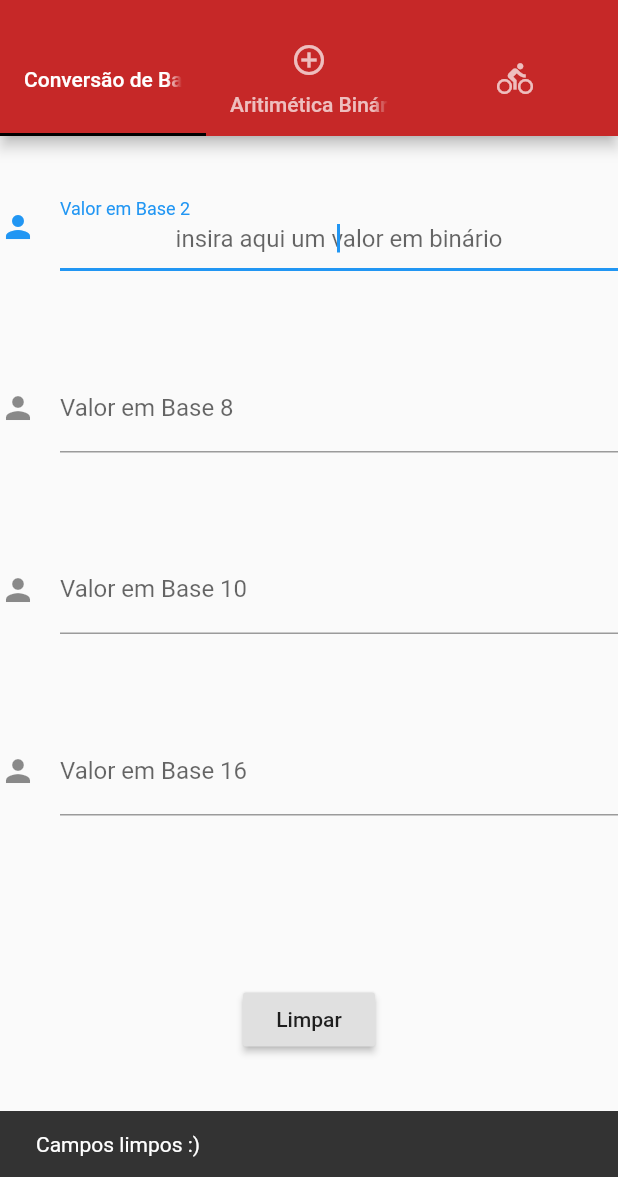
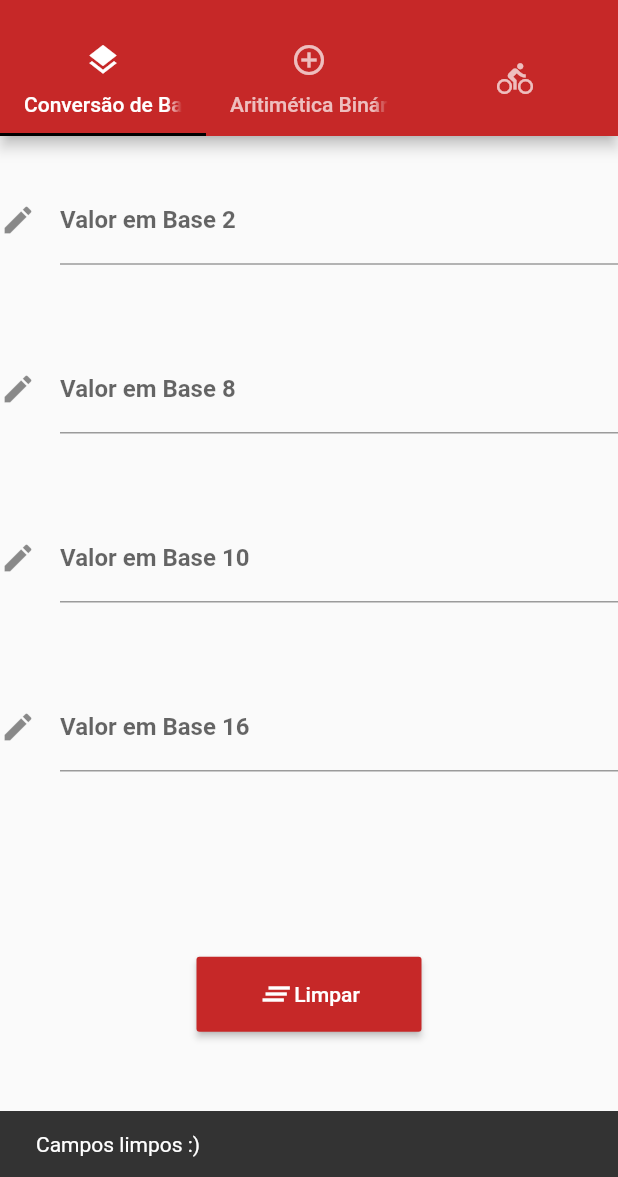
Before and after one commit to iuryteixeira/viu_calc, a Flutter app: the screen it shows after launch, after a tap on "Limpar", on a phone screen of 412 x 824 dp, the part 59-1236 px from its top. Run offline on Flutter 3.47's test engine with Material 2 defaults, Android fonts, the phone set to English and light mode, and no system bars.

Commit message:
convertion complete

```diff
--- a/lib/widgets/tab_base_conversion.dart
+++ b/lib/widgets/tab_base_conversion.dart
@@ -1,35 +1,66 @@
 import 'package:flutter/material.dart';
 
-class BaseConversionTab extends StatefulWidget {
+class TabBaseConversion extends StatefulWidget {
   @override
-  BaseConversionTabState createState() {
-    return BaseConversionTabState();
+  TabBaseConversionState createState() {
+    return TabBaseConversionState();
   }
 }
 
-class BaseConversionTabState extends State<BaseConversionTab> {
+class TabBaseConversionState extends State<TabBaseConversion> {
   final TextEditingController _binController = TextEditingController();
   final TextEditingController _octController = TextEditingController();
   final TextEditingController _decController = TextEditingController();
   final TextEditingController _hexController = TextEditingController();
 
   bool _binFieldIsValid = true;
+  bool _octFieldIsValid = true;
   bool _decFieldIsValid = true;
+  bool _hexFieldIsValid = true;
+
+  _clearAllFields() {
+    setState(() {
+      _binController.text = '';
+      _decController.text = '';
+      _octController.text = '';
+      _hexController.text = '';
+    });
+  }
 
   _executeByBase2(value) {
     if (value.toString().isNotEmpty) {
-      int binValue = int.tryParse(value, radix: 2);
-      int intValue = int.tryParse(value);
+      int decNumber = int.tryParse(value, radix: 2);
       setState(() {
-        _octController.text = intValue.toRadixString(8);
-        _decController.text = intValue.toRadixString(10);
-        _hexController.text = intValue.toRadixString(16);
-
+        _decController.text = decNumber.toString();
+        _octController.text = decNumber.toRadixString(8);
+        _hexController.text = decNumber.toRadixString(16).toUpperCase();
         _binFieldIsValid = true;
       });
     } else {
       setState(() {
+        _decController.text = '';
+        _octController.text = '';
+        _hexController.text = '';
         _binFieldIsValid = false;
+      });
+    }
+  }
+
+  _executeByBase8(value) {
+    if (value.toString().isNotEmpty) {
+      int decNumber = int.tryParse(value, radix: 8);
+      setState(() {
+        _binController.text = decNumber.toRadixString(2);
+        _decController.text = decNumber.toString();
+        _hexController.text = decNumber.toRadixString(16).toUpperCase();
+        _octFieldIsValid = true;
+      });
+    } else {
+      setState(() {
+        _decController.text = '';
+        _octController.text = '';
+        _hexController.text = '';
+        _octFieldIsValid = false;
       });
     }
   }
@@ -40,13 +71,34 @@ class BaseConversionTabState extends State<BaseConversionTab> {
       setState(() {
         _binController.text = intValue.toRadixString(2);
         _octController.text = intValue.toRadixString(8);
-        _hexController.text = intValue.toRadixString(16);
-
+        _hexController.text = intValue.toRadixString(16).toUpperCase();
         _decFieldIsValid = true;
       });
     } else {
       setState(() {
+        _binController.text = '';
+        _octController.text = '';
+        _hexController.text = '';
         _decFieldIsValid = false;
+      });
+    }
+  }
+
+  _executeByBase16(value) {
+    if (value.toString().isNotEmpty) {
+      int decNumber = int.tryParse(value, radix: 16);
+      setState(() {
+        _binController.text = decNumber.toRadixString(2);
+        _decController.text = decNumber.toString();
+        _octController.text = decNumber.toRadixString(8).toUpperCase();
+        _hexFieldIsValid = true;
+      });
+    } else {
+      setState(() {
+        _binController.text = '';
+        _decController.text = '';
+        _octController.text = '';
+        _hexFieldIsValid = false;
       });
     }
   }
@@ -58,69 +110,99 @@ class BaseConversionTabState extends State<BaseConversionTab> {
       mainAxisSize: MainAxisSize.max,
       children: <Widget>[
         TextField(
+          maxLines: 1,
           controller: _binController,
           textAlign: TextAlign.center,
+          style: TextStyle(
+            color: Theme.of(context).primaryColor,
+            fontWeight: FontWeight.bold,
+          ),
           decoration: InputDecoration(
-            icon: Icon(Icons.person),
+            icon: Icon(Icons.create),
             hintText: 'insira aqui um valor em binário',
             labelText: 'Valor em Base 2',
             errorText:
                 _binFieldIsValid ? null : 'Valor não é um binário válido',
           ),
-          autofocus: true,
           onChanged: (value) => _executeByBase2(value),
           keyboardType: TextInputType.number,
         ),
         TextField(
+          maxLines: 1,
           controller: _octController,
           textAlign: TextAlign.center,
+          style: TextStyle(
+            color: Theme.of(context).primaryColor,
+            fontWeight: FontWeight.bold,
+          ),
           decoration: InputDecoration(
-            icon: Icon(Icons.person),
+            icon: Icon(Icons.create),
             hintText: 'insira aqui um valor em octa',
             labelText: 'Valor em Base 8',
+            errorText: _octFieldIsValid ? null : 'Valor não é um octal válido',
           ),
-          autofocus: true,
+          onChanged: (value) => _executeByBase8(value),
           keyboardType: TextInputType.number,
         ),
         TextField(
+          maxLines: 1,
           controller: _decController,
           textAlign: TextAlign.center,
+          style: TextStyle(
+            color: Theme.of(context).primaryColor,
+            fontWeight: FontWeight.bold,
+          ),
           decoration: InputDecoration(
-            icon: Icon(Icons.person),
+            icon: Icon(Icons.create),
             hintText: 'insira aqui um valor em decimal',
             labelText: 'Valor em Base 10',
             errorText:
                 _decFieldIsValid ? null : 'Valor não é um decimal válido',
           ),
           onChanged: (value) => _executeByBase10(value),
-          autofocus: true,
           keyboardType: TextInputType.number,
         ),
         TextField(
+          maxLines: 1,
           controller: _hexController,
           textAlign: TextAlign.center,
+          style: TextStyle(
+            color: Theme.of(context).primaryColor,
+            fontWeight: FontWeight.bold,
+          ),
           decoration: InputDecoration(
-            icon: Icon(Icons.person),
+            icon: Icon(Icons.create),
             hintText: 'insira aqui um valor em hexa',
             labelText: 'Valor em Base 16',
+            errorText:
+                _hexFieldIsValid ? null : 'Valor não é um hexadecimal válido',
           ),
-          autofocus: true,
+          onChanged: (value) => _executeByBase16(value),
           keyboardType: TextInputType.text,
         ),
         Padding(
-            padding: const EdgeInsets.symmetric(vertical: 50.0),
+            padding: const EdgeInsets.symmetric(vertical: 70.0),
             child: Row(
-              mainAxisAlignment: MainAxisAlignment.spaceAround,
+              mainAxisAlignment: MainAxisAlignment.center,
               mainAxisSize: MainAxisSize.max,
               children: <Widget>[
-                RaisedButton(
+                MaterialButton(
+                  color: Theme.of(context).primaryColor,
+                  textColor: Colors.white,
+                  height: 50.0,
+                  minWidth: 150.0,
                   onPressed: () {
+                    _clearAllFields();
                     Scaffold.of(context).showSnackBar(
                         SnackBar(content: Text('Campos limpos :)')));
                   },
-                  child: Text('Limpar'),
+                  child: Row(
+                    children: <Widget>[
+                      Icon(Icons.clear_all),
+                      Text('Limpar'),
+                    ],
+                  ),
                 ),
-
               ],
             ))
       ],
--- a/lib/widgets/tab_container.dart
+++ b/lib/widgets/tab_container.dart
@@ -12,7 +12,7 @@ class TabContainer extends StatelessWidget{
             title: Text('BitViu'),
             bottom: TabBar(
                 tabs: <Widget>[
-                  Tab(text: 'Conversão de Bases',),
+                  Tab(text: 'Conversão de Bases', icon: Icon(Icons.layers)),
                   Tab(text: 'Aritimética Binária', icon: Icon(Icons.control_point)),
                   Tab(icon: Icon(Icons.directions_bike)),
                 ]
@@ -20,7 +20,7 @@ class TabContainer extends StatelessWidget{
           ),
           body: TabBarView(
               children: <Widget>[
-                BaseConversionTab(),
+                TabBaseConversion(),
                 Icon(Icons.directions_transit),
                 Icon(Icons.directions_bike),
               ]),
```
Also changed, not shown: lib/widgets/tab_sum.dart (added).
